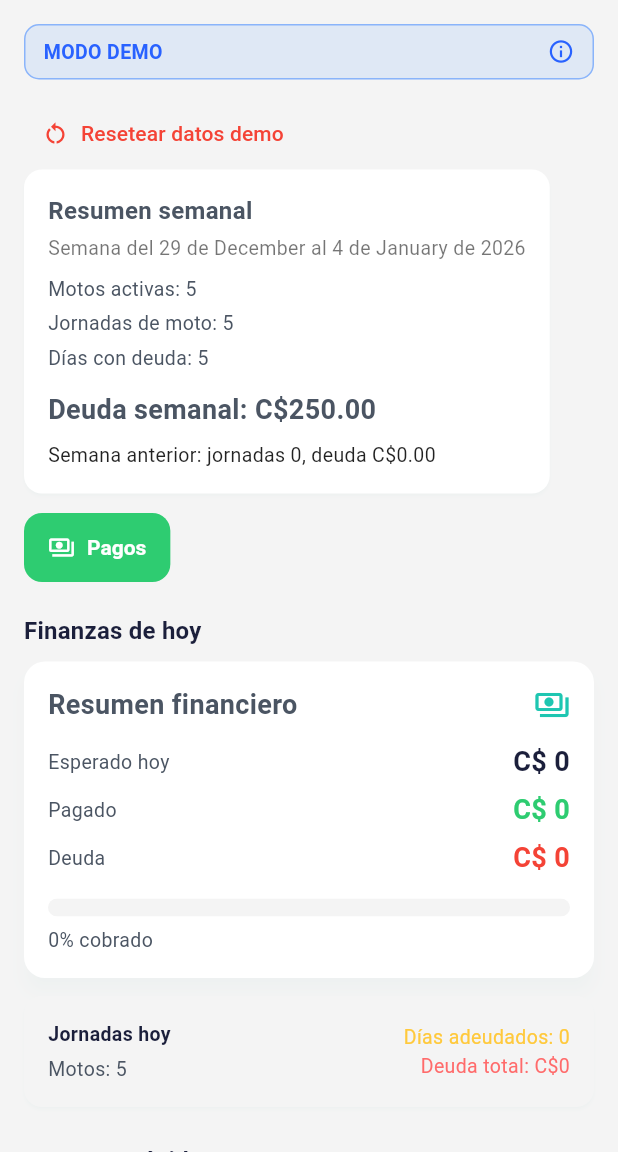
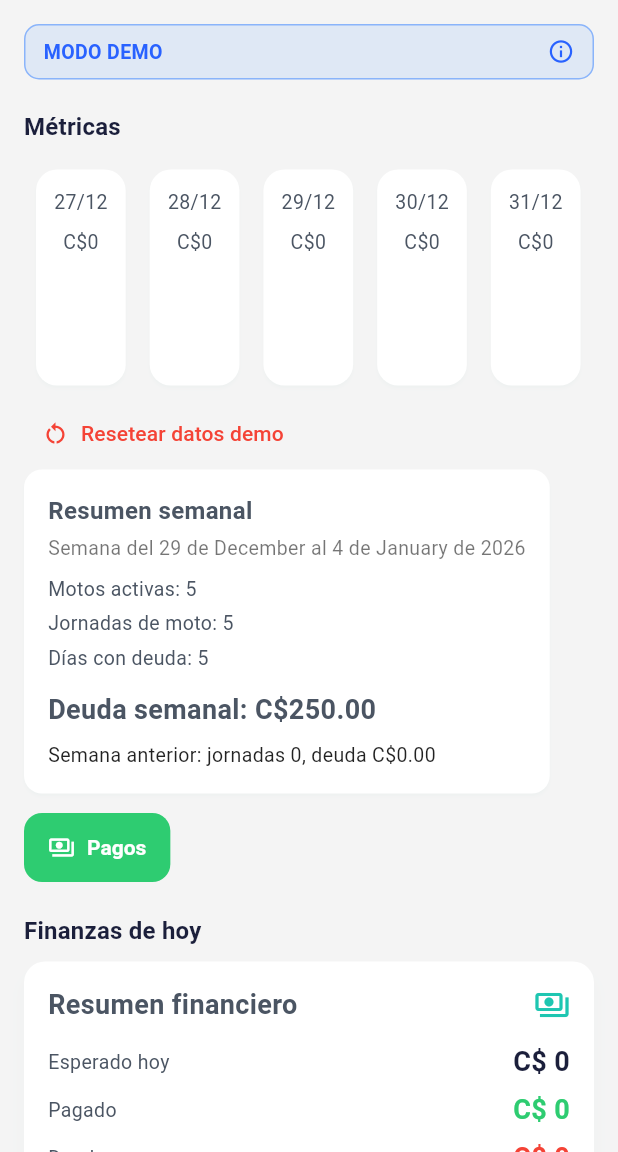
Before and after one commit to iBorsti/ishop, a Flutter app: the FleetDashboard screen opened directly, on a phone screen of 412 x 824 dp, the part 84-1236 px from its top. Run offline on Flutter 3.47's test engine with Material 3 defaults, Android fonts, the phone set to English and light mode, and no system bars; our stand-ins replace fl_chart, flutter_riverpod, image_picker, share_plus, shared_preferences; accounts and stored records are empty.

Commit message:
Añadir servicio de métricas: implementar MetricsService y MetricEvent, y agregar visualización de métricas en los dashboards de Admin, Delivery y Fleet.

```diff
--- /dev/null
+++ b/lib/core/metrics/metrics_service.dart
@@ -0,0 +1,139 @@
+import 'dart:convert';
+import 'package:shared_preferences/shared_preferences.dart';
+
+class MetricEvent {
+  final String id;
+  final String ownerType; // e.g. seller, fleet, delivery
+  final String ownerId;
+  final String itemId;
+  final String itemName;
+  final double amount;
+  final int quantity;
+  final DateTime createdAt;
+
+  MetricEvent({
+    required this.id,
+    required this.ownerType,
+    required this.ownerId,
+    required this.itemId,
+    required this.itemName,
+    required this.amount,
+    required this.quantity,
+    required this.createdAt,
+  });
+
+  Map<String, dynamic> toJson() => {
+        'id': id,
+        'ownerType': ownerType,
+        'ownerId': ownerId,
+        'itemId': itemId,
+        'itemName': itemName,
+        'amount': amount,
+        'quantity': quantity,
+        'createdAt': createdAt.toIso8601String(),
+      };
+
+  factory MetricEvent.fromJson(Map<String, dynamic> j) => MetricEvent(
+        id: j['id'] as String,
+        ownerType: j['ownerType'] as String,
+        ownerId: j['ownerId'] as String,
+        itemId: j['itemId'] as String,
+        itemName: j['itemName'] as String,
+        amount: (j['amount'] as num).toDouble(),
+        quantity: (j['quantity'] as num).toInt(),
+        createdAt: DateTime.parse(j['createdAt'] as String),
+      );
+}
+
+class MetricsService {
+  static String _keyFor(String ownerType, String ownerId) => 'metrics_${ownerType}_$ownerId';
+
+  static Future<void> recordEvent(MetricEvent e) async {
+    final prefs = await SharedPreferences.getInstance();
+    final key = _keyFor(e.ownerType, e.ownerId);
+    final raw = prefs.getString(key);
+    final list = <Map<String, dynamic>>[];
+    if (raw != null) {
+      final data = json.decode(raw) as List<dynamic>;
+      list.addAll(data.map((x) => Map<String, dynamic>.from(x as Map)));
+    }
+    list.add(e.toJson());
+    await prefs.setString(key, json.encode(list));
+  }
+
+  static Future<List<MetricEvent>> _loadAllFor(String ownerType, String ownerId) async {
+    final prefs = await SharedPreferences.getInstance();
+    final key = _keyFor(ownerType, ownerId);
+    final raw = prefs.getString(key);
+    if (raw == null) return [];
+    final data = json.decode(raw) as List<dynamic>;
+    return data.map((x) => MetricEvent.fromJson(Map<String, dynamic>.from(x as Map))).toList();
+  }
+
+  static Future<List<MetricEvent>> queryRange(String ownerType, String ownerId, DateTime from, DateTime to) async {
+    final all = await _loadAllFor(ownerType, ownerId);
+    return all.where((e) => !e.createdAt.isBefore(from) && !e.createdAt.isAfter(to)).toList();
+  }
+
+  static Future<Map<DateTime, double>> dailyTotals(String ownerType, String ownerId, DateTime from, DateTime to) async {
+    final events = await queryRange(ownerType, ownerId, from, to);
+    final Map<String, double> map = {};
+    for (final e in events) {
+      final k = DateTime(e.createdAt.year, e.createdAt.month, e.createdAt.day).toIso8601String();
+      map[k] = (map[k] ?? 0) + e.amount;
+    }
+    final result = <DateTime, double>{};
+    DateTime cur = DateTime(from.year, from.month, from.day);
+    while (!cur.isAfter(to)) {
+      final k = cur.toIso8601String();
+      result[cur] = map[k] ?? 0.0;
+      cur = cur.add(const Duration(days: 1));
+    }
+    return result;
+  }
+
+  static Future<List<Map<String, Object>>> topItems(String ownerType, String ownerId, DateTime from, DateTime to) async {
+    final events = await queryRange(ownerType, ownerId, from, to);
+    final Map<String, int> counts = {};
+    for (final e in events) counts[e.itemName] = (counts[e.itemName] ?? 0) + e.quantity;
+    final list = counts.entries.map((e) => {'name': e.key, 'count': e.value}).toList();
+    list.sort((a, b) => (b['count'] as int).compareTo(a['count'] as int));
+    return list;
+  }
+
+  // Aggregate across all owners for a given ownerType
+  static Future<Map<DateTime, double>> dailyTotalsGlobal(String ownerType, DateTime from, DateTime to) async {
+    final prefs = await SharedPreferences.getInstance();
+    final keys = prefs.getKeys().where((k) => k.startsWith('metrics_${ownerType}_'));
+    final aggregated = <String, double>{};
+    for (final key in keys) {
+      final raw = prefs.getString(key);
+      if (raw == null) continue;
+      final data = json.decode(raw) as List<dynamic>;
+      for (final x in data) {
+        final e = MetricEvent.fromJson(Map<String, dynamic>.from(x as Map));
+        if (e.createdAt.isBefore(from) || e.createdAt.isAfter(to)) continue;
+        final k = DateTime(e.createdAt.year, e.createdAt.month, e.createdAt.day).toIso8601String();
+        aggregated[k] = (aggregated[k] ?? 0) + e.amount;
+      }
+    }
+    final result = <DateTime, double>{};
+    DateTime cur = DateTime(from.year, from.month, from.day);
+    while (!cur.isAfter(to)) {
+      final k = cur.toIso8601String();
+      result[cur] = aggregated[k] ?? 0.0;
+      cur = cur.add(const Duration(days: 1));
+    }
+    return result;
+  }
+
+  static Future<String> exportCsv(String ownerType, String ownerId, DateTime from, DateTime to) async {
+    final events = await queryRange(ownerType, ownerId, from, to);
+    final buffer = StringBuffer();
+    buffer.writeln('id,ownerType,ownerId,itemId,itemName,amount,quantity,createdAt');
+    for (final e in events) {
+      buffer.writeln('${e.id},${e.ownerType},${e.ownerId},${e.itemId},"${e.itemName}",${e.amount},${e.quantity},${e.createdAt.toIso8601String()}');
+    }
+    return buffer.toString();
+  }
+}
--- a/lib/features/buyer/screens/cart_screen.dart
+++ b/lib/features/buyer/screens/cart_screen.dart
@@ -1,6 +1,5 @@
 import 'package:flutter/material.dart';
 import '../../buyer/services/cart_service.dart';
-import '../../buyer/models/cart_item.dart';
 import '../../seller/services/seller_metrics_service.dart';
 import '../../orders/models/order.dart';
 import '../../orders/services/order_service.dart';
--- a/lib/features/fleet/fleet_dashboard.dart
+++ b/lib/features/fleet/fleet_dashboard.dart
@@ -20,6 +20,8 @@ import '../../core/config/app_env.dart';
 import '../../core/widgets/confirm_dialog.dart';
 import '../../core/theme/app_colors.dart';
 import '../../core/theme/app_theme.dart';
+import '../../core/auth/state/auth_controller.dart';
+import '../../core/metrics/metrics_service.dart';
 
 class FleetDashboard extends StatefulWidget {
   const FleetDashboard({super.key});
@@ -195,6 +197,22 @@ class _FleetDashboardState extends State<FleetDashboard> {
     return DashboardScaffold(
       title: 'Flota',
       children: [
+        const DashboardSectionTitle('Métricas'),
+        SizedBox(
+          height: 160,
+          child: FutureBuilder<Map<DateTime, double>>(
+            future: MetricsService.dailyTotals('fleet', AuthController.instance.user?.id ?? '', DateTime.now().subtract(const Duration(days: 6)), DateTime.now()),
+            builder: (ctx, snap) {
+              if (!snap.hasData) return const Center(child: CircularProgressIndicator());
+              final data = snap.data ?? {};
+              final entries = data.entries.toList();
+              return ListView(
+                scrollDirection: Axis.horizontal,
+                children: entries.map((e) => Card(margin: const EdgeInsets.all(8), child: Padding(padding: const EdgeInsets.all(12), child: Column(children: [Text('${e.key.day}/${e.key.month}'), const SizedBox(height:8), Text('C\$${e.value.toStringAsFixed(0)}')] )))).toList(),
+              );
+            },
+          ),
+        ),
         if (AppConfig.isDemo)
           Align(
             alignment: Alignment.centerLeft,
--- a/lib/features/orders/models/order.dart
+++ b/lib/features/orders/models/order.dart
@@ -1,4 +1,3 @@
-import 'dart:convert';
 
 class OrderItem {
   final String productId;
```
Also changed, not shown: lib/features/admin/admin_dashboard.dart (+26 -0 lines), lib/features/delivery/delivery_dashboard.dart (+26 -0 lines).
